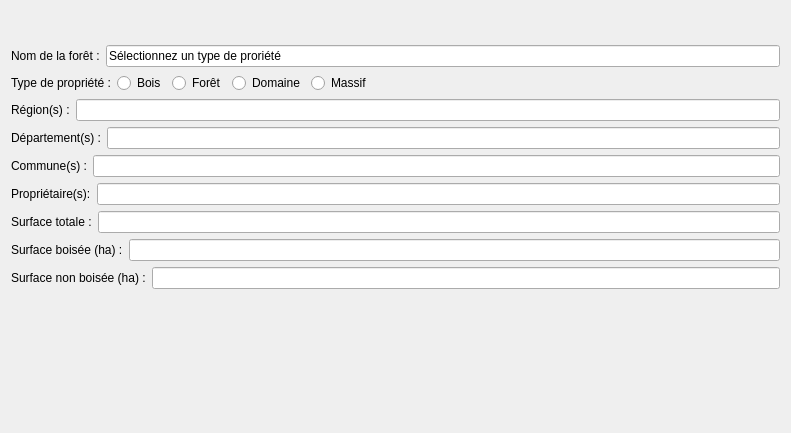
The window that qsequoia2/modules/forest_data/forest_data.ui (SequoiApp/Qsequoia2) describes before a commit, drawn with Qt 5.
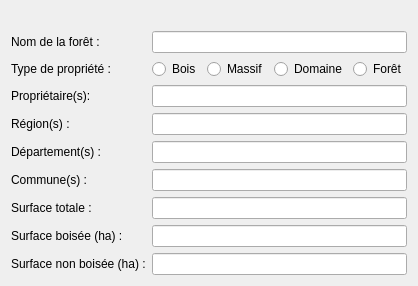
The same window after the commit.

Commit message: improved ui, better naming convention, improved OOP design of getForestData (now ForestDataBuilder)

Patch:
```diff
--- a/qsequoia2/modules/forest_data/forest_data.ui
+++ b/qsequoia2/modules/forest_data/forest_data.ui
@@ -6,57 +6,30 @@
    <rect>
     <x>0</x>
     <y>0</y>
-    <width>791</width>
-    <height>433</height>
+    <width>408</width>
+    <height>265</height>
    </rect>
   </property>
   <property name="windowTitle">
    <string>Choix de forêt</string>
   </property>
-  <layout class="QVBoxLayout" name="verticalLayout">
-   <item>
-    <widget class="QLabel" name="lbl_ua_status">
-     <property name="text">
-      <string>&lt;html&gt;&lt;head/&gt;&lt;body&gt;&lt;p align=&quot;right&quot;&gt;&lt;br/&gt;&lt;/p&gt;&lt;/body&gt;&lt;/html&gt;</string>
-     </property>
-    </widget>
-   </item>
-   <item>
-    <layout class="QHBoxLayout" name="horizontalLayout_2">
-     <item>
-      <widget class="QLabel" name="lbl_seq_id">
+  <layout class="QFormLayout" name="formLayout">
+   <item row="1" column="0">
+    <widget class="QLabel" name="lbl_forest_name">
        <property name="text">
         <string>Nom de la forêt :</string>
        </property>
       </widget>
      </item>
-     <item>
-      <widget class="QLineEdit" name="seq_id_le">
-       <property name="enabled">
-        <bool>true</bool>
-       </property>
-       <property name="styleSheet">
-        <string notr="true"/>
-       </property>
-       <property name="text">
-        <string>Sélectionnez un type de proriété</string>
-       </property>
-       <property name="readOnly">
-        <bool>false</bool>
-       </property>
-      </widget>
-     </item>
-    </layout>
-   </item>
-   <item>
-    <layout class="QHBoxLayout" name="HL2">
-     <item>
+   <item row="2" column="0">
       <widget class="QLabel" name="lbl_type">
        <property name="text">
         <string>Type de propriété :</string>
        </property>
       </widget>
      </item>
+   <item row="2" column="1">
+    <layout class="QHBoxLayout" name="hbox_type">
      <item>
       <widget class="QRadioButton" name="rb_bois">
        <property name="text">
@@ -64,20 +37,6 @@
        </property>
       </widget>
      </item>
-     <item>
-      <widget class="QRadioButton" name="rb_foret">
-       <property name="text">
-        <string>Forêt</string>
-       </property>
-      </widget>
-     </item>
-     <item>
-      <widget class="QRadioButton" name="rb_domaine">
-       <property name="text">
-        <string>Domaine</string>
-       </property>
-      </widget>
-     </item>
      <item>
       <widget class="QRadioButton" name="rb_massif">
        <property name="text">
@@ -86,200 +45,149 @@
       </widget>
      </item>
      <item>
-      <spacer name="horizontalSpacer">
-       <property name="orientation">
-        <enum>Qt::Horizontal</enum>
+      <widget class="QRadioButton" name="rb_domaine">
+       <property name="text">
+        <string>Domaine</string>
        </property>
-       <property name="sizeHint" stdset="0">
-        <size>
-         <width>40</width>
-         <height>20</height>
-        </size>
+      </widget>
+     </item>
+     <item>
+      <widget class="QRadioButton" name="rb_foret">
+       <property name="text">
+        <string>Forêt</string>
        </property>
-      </spacer>
+      </widget>
      </item>
     </layout>
    </item>
-   <item>
-    <layout class="QHBoxLayout" name="horizontalLayout">
-     <item>
-      <widget class="QLabel" name="lbl_region">
+   <item row="4" column="0">
+    <widget class="QLabel" name="lbl_reg">
        <property name="text">
         <string>Région(s) :</string>
        </property>
       </widget>
      </item>
-     <item>
-      <widget class="QLineEdit" name="reg_name_le">
-       <property name="enabled">
-        <bool>true</bool>
-       </property>
-       <property name="styleSheet">
-        <string notr="true"/>
-       </property>
-       <property name="readOnly">
-        <bool>true</bool>
-       </property>
-      </widget>
-     </item>
-    </layout>
-   </item>
-   <item>
-    <layout class="QHBoxLayout" name="horizontalLayout_3">
-     <item>
-      <widget class="QLabel" name="lbl_deps">
+   <item row="9" column="0">
+    <widget class="QLabel" name="lbl_surface_unwooded">
+     <property name="text">
+      <string>Surface non boisée (ha) :</string>
+     </property>
+    </widget>
+   </item>
+   <item row="7" column="0">
+    <widget class="QLabel" name="lbl_surface_total">
+     <property name="text">
+      <string>Surface totale :</string>
+     </property>
+    </widget>
+   </item>
+   <item row="5" column="0">
+    <widget class="QLabel" name="lbl_dep">
        <property name="text">
         <string>Département(s) :</string>
        </property>
       </widget>
      </item>
-     <item>
-      <widget class="QLineEdit" name="dep_code_le">
-       <property name="enabled">
-        <bool>true</bool>
-       </property>
-       <property name="styleSheet">
-        <string notr="true"/>
-       </property>
-       <property name="readOnly">
-        <bool>true</bool>
-       </property>
-      </widget>
-     </item>
-    </layout>
-   </item>
-   <item>
-    <layout class="QHBoxLayout" name="horizontalLayout_5">
-     <item>
-      <widget class="QLabel" name="lbl_city">
+   <item row="6" column="0">
+    <widget class="QLabel" name="lbl_com">
        <property name="text">
         <string>Commune(s) :</string>
        </property>
       </widget>
      </item>
-     <item>
-      <widget class="QLineEdit" name="com_name_le">
-       <property name="enabled">
-        <bool>true</bool>
-       </property>
-       <property name="styleSheet">
-        <string notr="true"/>
-       </property>
-       <property name="readOnly">
-        <bool>true</bool>
+   <item row="8" column="0">
+    <widget class="QLabel" name="lbl_surface_wooded">
+     <property name="text">
+      <string>Surface boisée (ha) :</string>
        </property>
       </widget>
      </item>
-    </layout>
-   </item>
-   <item>
-    <layout class="QHBoxLayout" name="horizontalLayout_8">
-     <item>
+   <item row="3" column="0">
       <widget class="QLabel" name="lbl_owner">
        <property name="text">
         <string>Propriétaire(s):</string>
        </property>
       </widget>
      </item>
-     <item>
-      <widget class="QLineEdit" name="owner_le">
+   <item row="3" column="1">
+    <widget class="QLineEdit" name="le_owner">
        <property name="enabled">
         <bool>true</bool>
        </property>
-       <property name="styleSheet">
-        <string notr="true"/>
-       </property>
        <property name="readOnly">
         <bool>true</bool>
        </property>
       </widget>
      </item>
-    </layout>
-   </item>
-   <item>
-    <layout class="QHBoxLayout" name="horizontalLayout_4">
-     <item>
-      <widget class="QLabel" name="lbl_surf">
-       <property name="text">
-        <string>Surface totale :</string>
-       </property>
-      </widget>
-     </item>
-     <item>
-      <widget class="QLineEdit" name="total_surface_le">
+   <item row="4" column="1">
+    <widget class="QLineEdit" name="le_reg">
+     <property name="enabled">
+      <bool>true</bool>
+     </property>
+     <property name="readOnly">
+      <bool>true</bool>
+     </property>
+    </widget>
+   </item>
+   <item row="5" column="1">
+    <widget class="QLineEdit" name="le_dep">
        <property name="enabled">
         <bool>true</bool>
        </property>
-       <property name="styleSheet">
-        <string notr="true"/>
-       </property>
        <property name="readOnly">
         <bool>true</bool>
        </property>
       </widget>
      </item>
-    </layout>
-   </item>
-   <item>
-    <layout class="QHBoxLayout" name="horizontalLayout_6">
-     <item>
-      <widget class="QLabel" name="lbl_wooded_surf">
-       <property name="text">
-        <string>Surface boisée (ha) :</string>
-       </property>
-      </widget>
-     </item>
-     <item>
-      <widget class="QLineEdit" name="wooded_surface_le">
+   <item row="6" column="1">
+    <widget class="QLineEdit" name="le_com">
+     <property name="enabled">
+      <bool>true</bool>
+     </property>
+     <property name="readOnly">
+      <bool>true</bool>
+     </property>
+    </widget>
+   </item>
+   <item row="7" column="1">
+    <widget class="QLineEdit" name="le_surface_total">
        <property name="enabled">
         <bool>true</bool>
        </property>
-       <property name="styleSheet">
-        <string notr="true"/>
-       </property>
        <property name="readOnly">
         <bool>true</bool>
        </property>
       </widget>
      </item>
-    </layout>
-   </item>
-   <item>
-    <layout class="QHBoxLayout" name="horizontalLayout_7">
-     <item>
-      <widget class="QLabel" name="lbl_no_wooded_surf">
-       <property name="text">
-        <string>Surface non boisée (ha) :</string>
-       </property>
-      </widget>
-     </item>
-     <item>
-      <widget class="QLineEdit" name="no_wooded_surface_le">
+   <item row="8" column="1">
+    <widget class="QLineEdit" name="le_surface_wooded">
+     <property name="enabled">
+      <bool>true</bool>
+     </property>
+     <property name="readOnly">
+      <bool>true</bool>
+     </property>
+    </widget>
+   </item>
+   <item row="9" column="1">
+    <widget class="QLineEdit" name="le_surface_unwooded">
        <property name="enabled">
         <bool>true</bool>
        </property>
-       <property name="styleSheet">
-        <string notr="true"/>
-       </property>
        <property name="readOnly">
         <bool>true</bool>
        </property>
       </widget>
      </item>
-    </layout>
+   <item row="1" column="1">
+    <widget class="QLineEdit" name="le_forest_name"/>
    </item>
-   <item>
-    <spacer name="verticalSpacer">
-     <property name="orientation">
-      <enum>Qt::Vertical</enum>
+   <item row="0" column="0" colspan="2">
+    <widget class="QLabel" name="lbl_ua_status">
+     <property name="text">
+      <string/>
      </property>
-     <property name="sizeHint" stdset="0">
-      <size>
-       <width>20</width>
-       <height>40</height>
-      </size>
-     </property>
-    </spacer>
+    </widget>
    </item>
   </layout>
  </widget>
```
Left out of the diff: 6 changed lines with no effect on the pictures. Lines whose indentation alone changed are shown as unchanged. The commit also changes 7 other files.
